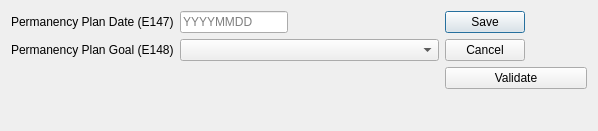
The window that ui/ui_permanency_plan.ui (zstamper/AFCARS-AXE) describes before a commit, drawn with Qt 5.
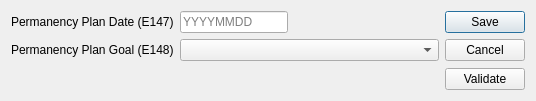
The same window after the commit.

Commit message: Pikc a font, any font

```diff
--- a/ui/ui_permanency_plan.ui
+++ b/ui/ui_permanency_plan.ui
@@ -6,10 +6,15 @@
    <rect>
     <x>0</x>
     <y>0</y>
-    <width>598</width>
-    <height>131</height>
+    <width>519</width>
+    <height>101</height>
    </rect>
   </property>
+  <property name="font">
+   <font>
+    <family>Arial</family>
+   </font>
+  </property>
   <layout class="QHBoxLayout" name="horizontalLayout">
    <item>
     <layout class="QFormLayout" name="formLayout">
@@ -102,22 +107,6 @@
        </property>
       </widget>
      </item>
-     <item>
-      <spacer name="verticalSpacer_12">
-       <property name="orientation">
-        <enum>Qt::Vertical</enum>
-       </property>
-       <property name="sizeType">
-        <enum>QSizePolicy::Maximum</enum>
-       </property>
-       <property name="sizeHint" stdset="0">
-        <size>
-         <width>20</width>
-         <height>600</height>
-        </size>
-       </property>
-      </spacer>
-     </item>
     </layout>
    </item>
   </layout>
```
The commit also changes 13 other files.
